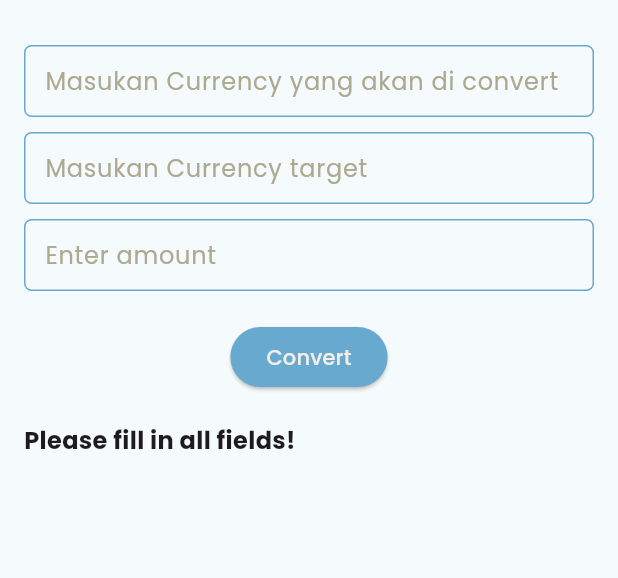
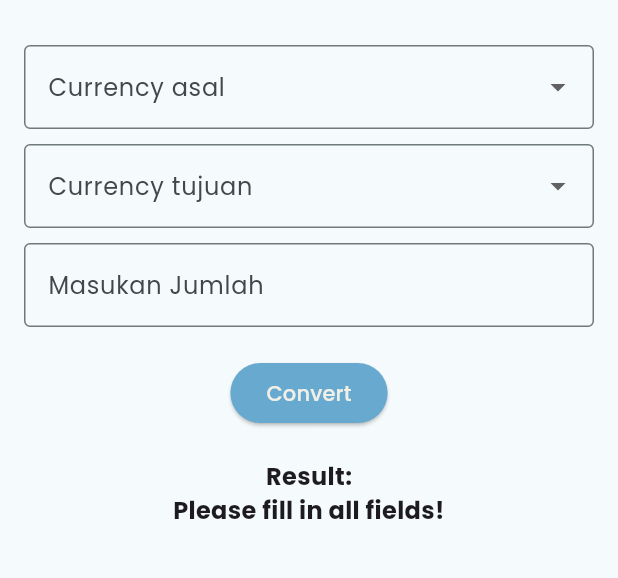
Before and after one commit to foldawgs/CLO2_TB_KPL, a Flutter app: the HomeScreens screen opened directly, after a tap on "Convert", on a phone screen of 412 x 824 dp, the part 63-641 px from its top. Run offline on Flutter 3.47's test engine with Material 3 defaults, Android fonts, the phone set to English and light mode, and no system bars; our stand-ins replace google_fonts, shared_preferences; accounts and stored records are empty.

Commit message:
beberapa bug fixing, dan QOL improvement

```diff
--- /dev/null
+++ b/switchcash/lib/data/currency_list.dart
@@ -0,0 +1,17 @@
+
+const List<String> currencyList = [
+  'USD',
+  'EUR',
+  'JPY',
+  'GBP',
+  'AUD',
+  'CAD',
+  'CHF',
+  'CNY',
+  'IDR',
+  'INR',
+  'SGD',
+  'KRW',
+  'NZD',
+
+];
--- a/switchcash/lib/screens/home_screens.dart
+++ b/switchcash/lib/screens/home_screens.dart
@@ -1,6 +1,8 @@
 import 'package:flutter/material.dart';
+import 'package:intl/intl.dart';
 import 'package:switchcash/api/currency_api.dart';
 import 'package:switchcash/data/history_data.dart';
+import 'package:switchcash/data/currency_list.dart';
 import 'package:switchcash/models/currecy_model.dart';
 import 'package:switchcash/widgets/costum_button.dart';
 
@@ -12,16 +14,18 @@ class HomeScreens extends StatefulWidget {
 }
 
 class _HomeScreensState extends State<HomeScreens> {
-  final TextEditingController _baseCurrencyController = TextEditingController();
-  final TextEditingController _targetCurrencyController = TextEditingController();
   final TextEditingController _amountController = TextEditingController();
   String result = '';
   List<String> history = [];
+
+  String? _selectedBaseCurrency;
+  String? _selectedTargetCurrency;
 
   @override
   void initState() {
     super.initState();
     _loadHistory();
+    _amountController.addListener(_formatAmount);
   }
 
   Future<void> _loadHistory() async {
@@ -31,9 +35,26 @@ class _HomeScreensState extends State<HomeScreens> {
     });
   }
 
+  void _formatAmount() {
+    String text = _amountController.text;
+    // Remove any non-numeric characters
+    text = text.replaceAll(RegExp(r'[^0-9]'), '');
+    // If the text is empty or just a number, format it
+    if (text.isNotEmpty) {
+      String formattedText = NumberFormat('#,###').format(int.parse(text));
+      // Only update if the text is different to avoid the cursor jumping
+      if (_amountController.text != formattedText) {
+        _amountController.value = _amountController.value.copyWith(
+          text: formattedText,
+          selection: TextSelection.collapsed(offset: formattedText.length),
+        );
+      }
+    }
+  }
+
   Future<void> _convertCurrency() async {
-    if (_baseCurrencyController.text.isEmpty ||
-        _targetCurrencyController.text.isEmpty ||
+    if (_selectedBaseCurrency == null ||
+        _selectedTargetCurrency == null ||
         _amountController.text.isEmpty) {
       setState(() {
         result = 'Please fill in all fields!';
@@ -41,27 +62,30 @@ class _HomeScreensState extends State<HomeScreens> {
       return;
     }
 
-    String baseCurrency = _baseCurrencyController.text.toUpperCase();
-    String targetCurrency = _targetCurrencyController.text.toUpperCase();
-    double amount = double.tryParse(_amountController.text) ?? 0.0;
+    String baseCurrency = _selectedBaseCurrency!;
+    String targetCurrency = _selectedTargetCurrency!;
+    // Remove formatting and parse the number as it would be sent to the API
+    double amount = double.tryParse(_amountController.text.replaceAll(',', '')) ?? 0.0;
 
     try {
       CurrencyApi api = CurrencyApi();
       Map<String, dynamic> responseData = await api.getCurrencyRates();
       CurrencyModel currencyData = CurrencyModel.fromJson(responseData);
 
-      if (currencyData.rates.containsKey(baseCurrency) && currencyData.rates.containsKey(targetCurrency)) {
-        double fromRate = double.parse(currencyData.rates[baseCurrency].toString());
-        double toRate = double.parse(currencyData.rates[targetCurrency].toString());
-
+      if (currencyData.rates.containsKey(baseCurrency) &&
+          currencyData.rates.containsKey(targetCurrency)) {
+        double fromRate =
+            double.parse(currencyData.rates[baseCurrency].toString());
+        double toRate =
+            double.parse(currencyData.rates[targetCurrency].toString());
 
         double amountInUSD = amount / fromRate;
         double convertedAmount = amountInUSD * toRate;
 
         setState(() {
-          result = '$amount $baseCurrency equals $convertedAmount $targetCurrency';
+          result =
+              '$amount $baseCurrency equals $convertedAmount $targetCurrency';
         });
-
 
         await _saveToHistory(result);
       } else {
@@ -86,8 +110,7 @@ class _HomeScreensState extends State<HomeScreens> {
 
   @override
   void dispose() {
-    _baseCurrencyController.dispose();
-    _targetCurrencyController.dispose();
+    _amountController.removeListener(_formatAmount);
     _amountController.dispose();
     super.dispose();
   }
@@ -103,25 +126,51 @@ class _HomeScreensState extends State<HomeScreens> {
         child: Column(
           crossAxisAlignment: CrossAxisAlignment.start,
           children: [
-            CustomTextBox(
-              hintText: 'Masukan Currency yang akan di convert',
-              controller: _baseCurrencyController,
-              isPassword: false,
-              keyboardType: TextInputType.text,
+            DropdownButtonFormField<String>(
+              decoration: const InputDecoration(
+                labelText: 'Currency asal',
+                border: OutlineInputBorder(),
+              ),
+              value: _selectedBaseCurrency,
+              items: currencyList.map((String currency) {
+                return DropdownMenuItem<String>(
+                  value: currency,
+                  child: Text(currency),
+                );
+              }).toList(),
+              onChanged: (value) {
+                setState(() {
+                  _selectedBaseCurrency = value;
+                });
+              },
             ),
             const SizedBox(height: 10),
-            CustomTextBox(
-              hintText: 'Masukan Currency target',
-              controller: _targetCurrencyController,
-              isPassword: false,
-              keyboardType: TextInputType.text,
+            DropdownButtonFormField<String>(
+              decoration: const InputDecoration(
+                labelText: 'Currency tujuan',
+                border: OutlineInputBorder(),
+              ),
+              value: _selectedTargetCurrency,
+              items: currencyList.map((String currency) {
+                return DropdownMenuItem<String>(
+                  value: currency,
+                  child: Text(currency),
+                );
+              }).toList(),
+              onChanged: (value) {
+                setState(() {
+                  _selectedTargetCurrency = value;
+                });
+              },
             ),
             const SizedBox(height: 10),
-            CustomTextBox(
-              hintText: 'Enter amount',
+            TextField(
               controller: _amountController,
-              isPassword: false,
               keyboardType: TextInputType.number,
+              decoration: const InputDecoration(
+                labelText: 'Masukan Jumlah',
+                border: OutlineInputBorder(),
+              ),
             ),
             const SizedBox(height: 20),
             Center(
@@ -131,9 +180,26 @@ class _HomeScreensState extends State<HomeScreens> {
               ),
             ),
             const SizedBox(height: 20),
-            Text(
-              result,
-              style: const TextStyle(fontSize: 16, fontWeight: FontWeight.bold),
+            Center(
+              child: Column(
+              children: [
+                Text(
+                'Result:',
+                style: const TextStyle(
+                  fontSize: 16,
+                  fontWeight: FontWeight.bold,
+                ),
+                ),
+                Text(
+                result,
+                style: const TextStyle(
+                  fontSize: 16,
+                  fontWeight: FontWeight.bold,
+                ),
+                textAlign: TextAlign.center,
+                ),
+              ],
+              ),
             ),
           ],
         ),
--- a/switchcash/pubspec.yaml
+++ b/switchcash/pubspec.yaml
@@ -38,6 +38,7 @@ dependencies:
   http: ^1.3.0
   shared_preferences: ^2.5.2
   google_fonts: ^6.2.1
+  intl: ^0.20.2
 
 dev_dependencies:
   flutter_test:
```
Also changed, not shown: switchcash/pubspec.lock, 4 other files.
